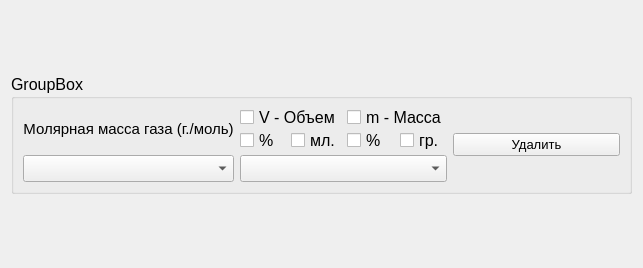
The window that ui/base_qt_ui/ui_coord_widget.ui (I-m-good-man/Gas-calculator) describes before a commit, drawn with Qt 5.
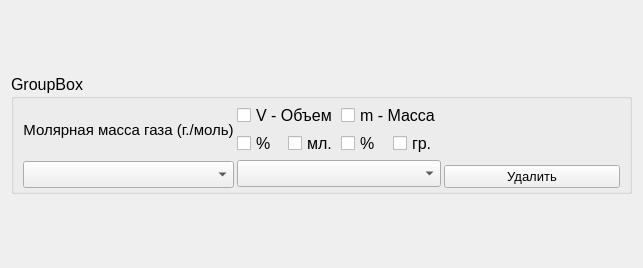
The same window after the commit.

Commit message: Add cosmetic changes in widgets

```diff
--- a/ui/base_qt_ui/ui_coord_widget.ui
+++ b/ui/base_qt_ui/ui_coord_widget.ui
@@ -20,10 +20,19 @@
    <string>Form</string>
   </property>
   <layout class="QHBoxLayout" name="horizontalLayout">
+   <property name="spacing">
+    <number>2</number>
+   </property>
+   <property name="topMargin">
+    <number>3</number>
+   </property>
+   <property name="bottomMargin">
+    <number>3</number>
+   </property>
    <item>
     <widget class="QGroupBox" name="groupBox">
      <property name="sizePolicy">
-      <sizepolicy hsizetype="Preferred" vsizetype="Preferred">
+      <sizepolicy hsizetype="Preferred" vsizetype="Minimum">
        <horstretch>0</horstretch>
        <verstretch>0</verstretch>
       </sizepolicy>
@@ -50,7 +59,19 @@
      <property name="title">
       <string>GroupBox</string>
      </property>
+     <property name="alignment">
+      <set>Qt::AlignLeading|Qt::AlignLeft|Qt::AlignTop</set>
+     </property>
      <layout class="QVBoxLayout" name="verticalLayout_2">
+      <property name="spacing">
+       <number>3</number>
+      </property>
+      <property name="topMargin">
+       <number>3</number>
+      </property>
+      <property name="bottomMargin">
+       <number>3</number>
+      </property>
       <item>
        <layout class="QHBoxLayout" name="input_data">
         <item>
@@ -146,7 +167,7 @@
           </item>
          </layout>
         </item>
-        <item>
+        <item alignment="Qt::AlignBottom">
          <widget class="QPushButton" name="delete_button">
           <property name="font">
            <font>
```
The commit also changes 3 other files.
